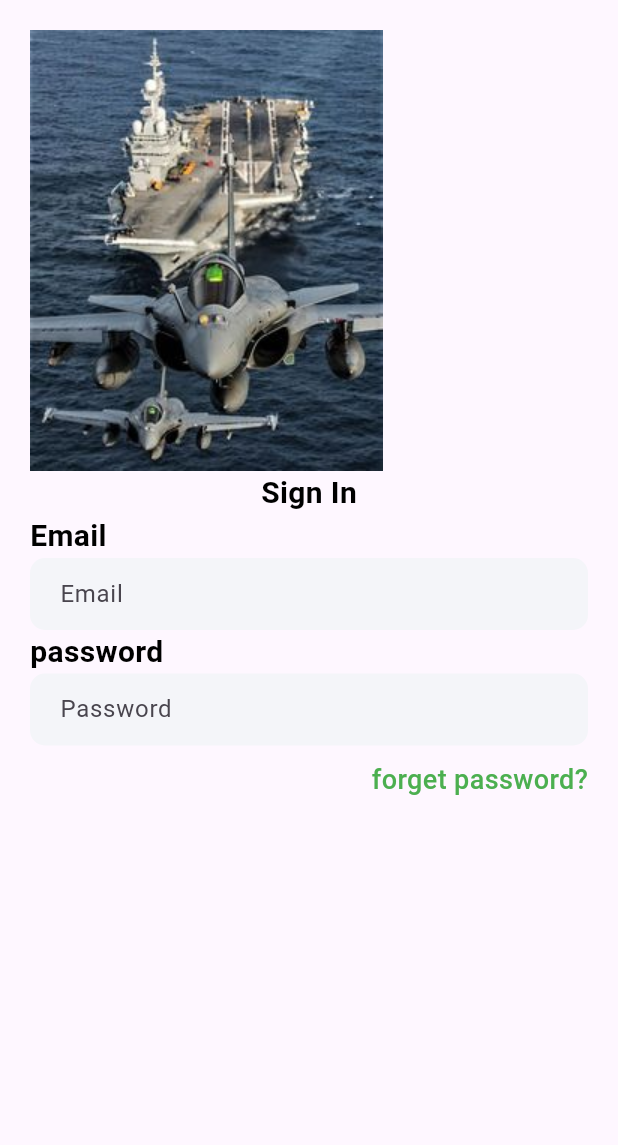
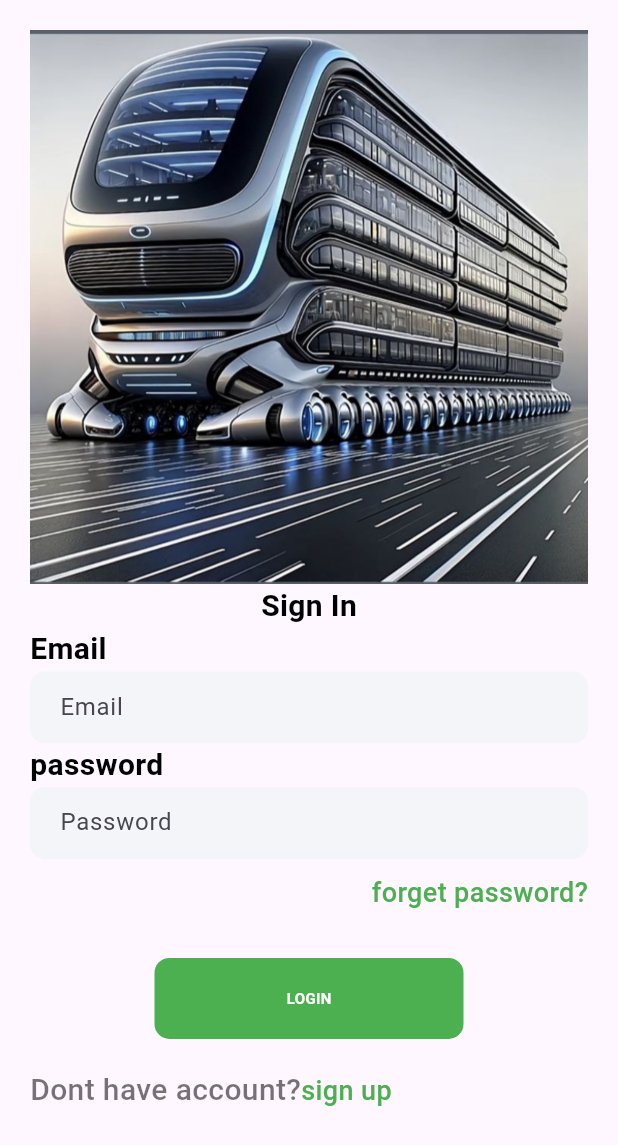
Before and after one commit to adamu-labaran/hypersonic, a Flutter app: the screen it shows after launch, on a phone screen of 412 x 824 dp. Shown: the top 1145 px of the screen. Run offline on Flutter 3.47's test engine with Material 3 defaults, Android fonts, the phone set to English and light mode, and no system bars; our stand-ins replace curved_navigation_bar.

Commit message:
sign in page accompalished

```diff
--- a/lib/pages/login.dart
+++ b/lib/pages/login.dart
@@ -1,4 +1,5 @@
 import 'package:flutter/material.dart';
+import 'package:flutter/widgets.dart';
 import 'package:hypersonic/widget/support_widget.dart';
 
 // login page: this file handle sign in details for user
@@ -13,12 +14,13 @@ class _LogInState extends State<LogIn> {
   @override
   Widget build(BuildContext context) {
     return Scaffold(
-      body: Container(
-        margin: EdgeInsets.only(top:20.0, left:20.0, right: 20.0),
+      body: SingleChildScrollView(
+        child: Container(
+          margin: EdgeInsets.only(top:20.0, left:20.0, right: 20.0, bottom:40.0),
           child: Column(
             crossAxisAlignment: CrossAxisAlignment.start,
             children: [
-            Image.asset('assets/images/jet-f6.jpg'),
+              Image.asset('assets/images/train.png'),
               // user sign in details
               Center(child: Text('Sign In', style: AppWidget.semiboldTextFieldstyle(),)),
               Text('Email', style: AppWidget.semiboldTextFieldstyle(),),
@@ -51,8 +53,33 @@ class _LogInState extends State<LogIn> {
                  Text('forget password?', style: TextStyle(color: Colors.green, fontSize: 18.0, fontWeight: FontWeight.w500,),),
                ],
              ),
+             SizedBox(height: 30),            Center(
+                child: Container(
+                  width:MediaQuery.of(context).size.width/2,
+                  padding: EdgeInsets.all(20),
+                  decoration:BoxDecoration(
+                    color: Colors.green, borderRadius: BorderRadius.circular(10),
+                  ),
+                    child: Center(child: Text('LOGIN', style: TextStyle(color: Colors.white, fontSize: 10.0, fontWeight: FontWeight.bold),)),
+                ),
+              ),
+              SizedBox(height: 20.0),
+              Row(
+                children: [
+                  Text('Dont have account?', style: AppWidget.lightTextFieldStyyle(),),
+                 Text(
+                    'sign up',
+                    style: TextStyle(
+                      color: Colors.green,
+                      fontSize: 18.0,
+                      fontWeight: FontWeight.w500,
+                    ),
+                  ),
 
                 ],
+              ),
+            ],
+          ),
         ),
       ),
     );
```
Lines whose indentation alone changed are shown as unchanged.
